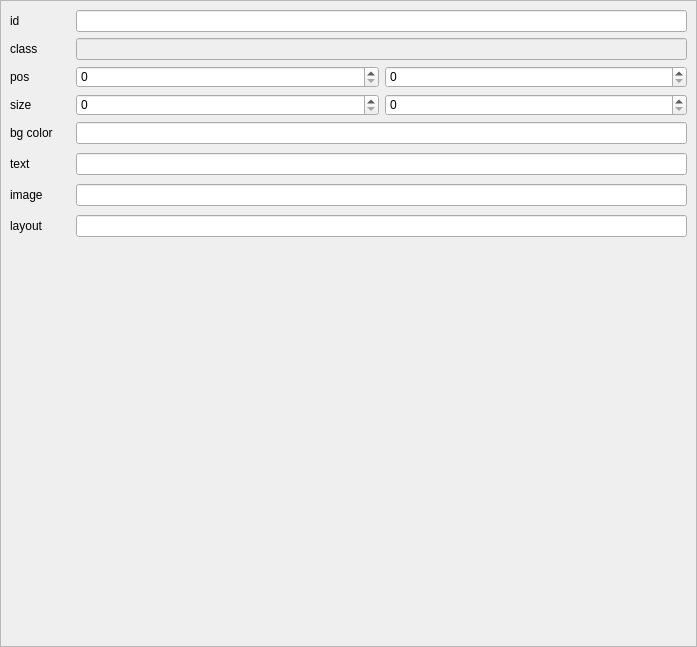
Qt form n_layout_prop_edit.ui (h13i32maru/navyjs-legacy2) before a commit.
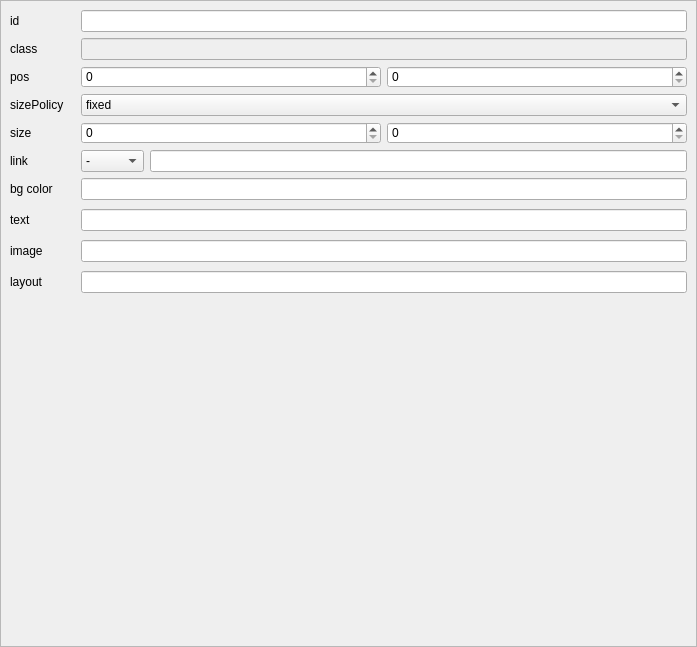
The same form after that commit.

Commit message: linkとsizePolicyをwidgetに表示するようにした

```diff
--- a/n_layout_prop_edit.ui
+++ b/n_layout_prop_edit.ui
@@ -15,7 +15,7 @@
   </property>
   <property name="styleSheet">
    <string notr="true">QLabel {
-  min-width: 60px;  
+  min-width: 65px;  
 }</string>
   </property>
   <layout class="QHBoxLayout" name="horizontalLayout">
@@ -67,6 +67,80 @@
           <property name="bottomMargin">
            <number>0</number>
           </property>
+          <item row="6" column="1">
+           <widget class="QLineEdit" name="backgroundColor"/>
+          </item>
+          <item row="2" column="1">
+           <layout class="QHBoxLayout" name="horizontalLayout_14">
+            <item>
+             <widget class="QSpinBox" name="posXSpinBox">
+              <property name="maximum">
+               <number>9999</number>
+              </property>
+             </widget>
+            </item>
+            <item>
+             <widget class="QSpinBox" name="posYSpinBox">
+              <property name="maximum">
+               <number>9999</number>
+              </property>
+             </widget>
+            </item>
+           </layout>
+          </item>
+          <item row="5" column="0">
+           <widget class="QLabel" name="label_10">
+            <property name="text">
+             <string>link</string>
+            </property>
+           </widget>
+          </item>
+          <item row="4" column="0">
+           <widget class="QLabel" name="label_6">
+            <property name="text">
+             <string>size</string>
+            </property>
+           </widget>
+          </item>
+          <item row="4" column="1">
+           <layout class="QHBoxLayout" name="horizontalLayout_15">
+            <item>
+             <widget class="QSpinBox" name="sizeWidthSpinBox">
+              <property name="maximum">
+               <number>9999</number>
+              </property>
+             </widget>
+            </item>
+            <item>
+             <widget class="QSpinBox" name="sizeHeightSpinBox">
+              <property name="maximum">
+               <number>9999</number>
+              </property>
+             </widget>
+            </item>
+           </layout>
+          </item>
+          <item row="6" column="0">
+           <widget class="QLabel" name="label_7">
+            <property name="text">
+             <string>bg color</string>
+            </property>
+           </widget>
+          </item>
+          <item row="3" column="1">
+           <widget class="QComboBox" name="sizePolicy">
+            <item>
+             <property name="text">
+              <string>fixed</string>
+             </property>
+            </item>
+            <item>
+             <property name="text">
+              <string>wrapContent</string>
+             </property>
+            </item>
+           </widget>
+          </item>
           <item row="0" column="0">
            <widget class="QLabel" name="label_3">
             <property name="text">
@@ -98,59 +172,39 @@
             </property>
            </widget>
           </item>
-          <item row="2" column="1">
-           <layout class="QHBoxLayout" name="horizontalLayout_14">
-            <item>
-             <widget class="QSpinBox" name="posXSpinBox">
-              <property name="maximum">
-               <number>9999</number>
-              </property>
-             </widget>
-            </item>
-            <item>
-             <widget class="QSpinBox" name="posYSpinBox">
-              <property name="maximum">
-               <number>9999</number>
-              </property>
-             </widget>
-            </item>
-           </layout>
-          </item>
           <item row="3" column="0">
-           <widget class="QLabel" name="label_6">
+           <widget class="QLabel" name="label_9">
             <property name="text">
-             <string>size</string>
+             <string>sizePolicy</string>
             </property>
            </widget>
           </item>
-          <item row="3" column="1">
-           <layout class="QHBoxLayout" name="horizontalLayout_15">
+          <item row="5" column="1">
+           <layout class="QHBoxLayout" name="horizontalLayout_3">
             <item>
-             <widget class="QSpinBox" name="sizeWidthSpinBox">
-              <property name="maximum">
-               <number>9999</number>
-              </property>
+             <widget class="QComboBox" name="linkType">
+              <item>
+               <property name="text">
+                <string>-</string>
+               </property>
+              </item>
+              <item>
+               <property name="text">
+                <string>page</string>
+               </property>
+              </item>
+              <item>
+               <property name="text">
+                <string>scene</string>
+               </property>
+              </item>
              </widget>
             </item>
             <item>
-             <widget class="QSpinBox" name="sizeHeightSpinBox">
-              <property name="maximum">
-               <number>9999</number>
-              </property>
-             </widget>
+             <widget class="QLineEdit" name="linkId"/>
             </item>
            </layout>
           </item>
-          <item row="4" column="0">
-           <widget class="QLabel" name="label_7">
-            <property name="text">
-             <string>bg color</string>
-            </property>
-           </widget>
-          </item>
-          <item row="4" column="1">
-           <widget class="QLineEdit" name="backgroundColor"/>
-          </item>
          </layout>
         </widget>
        </item>
```
The commit also changes 3 other files.
